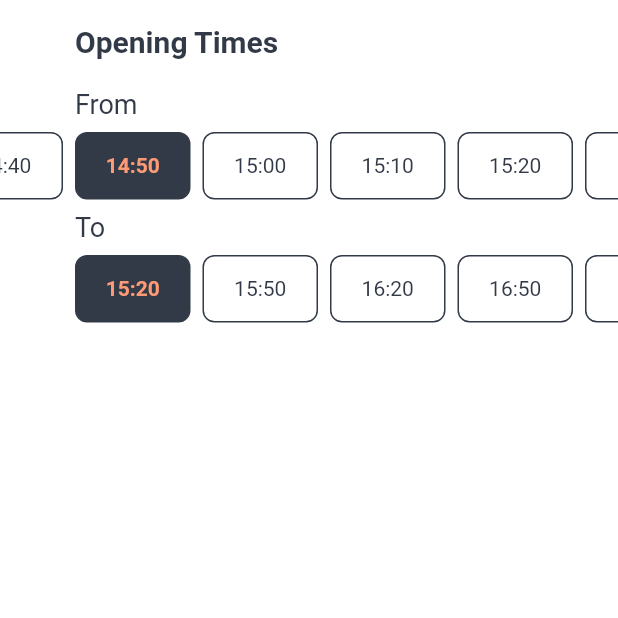
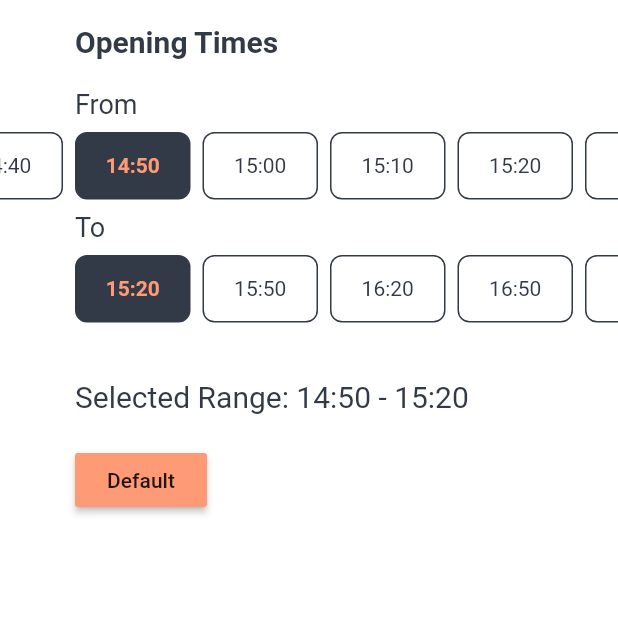
Before and after one commit to muhammadtalhasultan/time_range, a Flutter app: the screen it shows after launch, on a phone screen of 412 x 824 dp, the top half of it. Run offline on Flutter 3.47's test engine with Material 2 defaults, Android fonts, the phone set to English and light mode, and no system bars.

Commit message:
Fix issue #4

```diff
--- a/example/lib/main.dart
+++ b/example/lib/main.dart
@@ -21,11 +21,19 @@ class HomePage extends StatefulWidget {
 class _HomePageState extends State<HomePage> {
   static const orange = Color(0xFFFE9A75);
   static const dark = Color(0xFF333A47);
-  static const gray = Color(0xFF90A8C6);
-
   static const double leftPadding = 50;
 
+  final _defaultTimeRange = TimeRangeResult(
+    TimeOfDay(hour: 14, minute: 50),
+    TimeOfDay(hour: 15, minute: 20),
+  );
   TimeRangeResult _timeRange;
+
+  @override
+  void initState() {
+    super.initState();
+    _timeRange = _defaultTimeRange;
+  }
 
   @override
   Widget build(BuildContext context) {
@@ -42,7 +50,7 @@ class _HomePageState extends State<HomePage> {
                   'Opening Times',
                   style: Theme.of(context)
                       .textTheme
-                      .title
+                      .headline6
                       .copyWith(fontWeight: FontWeight.bold, color: dark),
                 ),
               ),
@@ -65,10 +73,7 @@ class _HomePageState extends State<HomePage> {
                 activeBackgroundColor: dark,
                 firstTime: TimeOfDay(hour: 8, minute: 00),
                 lastTime: TimeOfDay(hour: 20, minute: 00),
-                initialRange: TimeRangeResult(
-                  TimeOfDay(hour: 14, minute: 50),
-                  TimeOfDay(hour: 15, minute: 20),
-                ),
+                initialRange: _timeRange,
                 timeStep: 10,
                 timeBlock: 30,
                 onRangeCompleted: (range) => setState(() => _timeRange = range),
@@ -77,11 +82,22 @@ class _HomePageState extends State<HomePage> {
               if (_timeRange != null)
                 Padding(
                   padding: const EdgeInsets.only(top: 8.0, left: leftPadding),
-                  child: Text(
-                    'Selected Range: ${_timeRange.start.hhmm()} - ${_timeRange.end.hhmm()}',
-                    style: TextStyle(fontSize: 20, color: dark),
+                  child: Column(
+                    crossAxisAlignment: CrossAxisAlignment.start,
+                    children: <Widget>[
+                      Text(
+                        'Selected Range: ${_timeRange.start.hhmm()} - ${_timeRange.end.hhmm()}',
+                        style: TextStyle(fontSize: 20, color: dark),
+                      ),
+                      SizedBox(height: 20),
+                      MaterialButton(
+                        child: Text('Default'),
+                        onPressed: () => setState(() => _timeRange = _defaultTimeRange),
+                        color: orange,
+                      )
+                    ],
                   ),
-                )
+                ),
             ],
           ),
         ));
--- a/lib/time_list.dart
+++ b/lib/time_list.dart
@@ -55,7 +55,8 @@ class _TimeListState extends State<TimeList> {
   void didUpdateWidget(TimeList oldWidget) {
     super.didUpdateWidget(oldWidget);
     if (oldWidget.firstTime != widget.firstTime ||
-        oldWidget.timeStep != widget.timeStep) {
+        oldWidget.timeStep != widget.timeStep ||
+        oldWidget.initialTime != widget.initialTime) {
       _initialData();
       _animateScroll(hours.indexOf(widget.initialTime));
     }
--- a/pubspec.yaml
+++ b/pubspec.yaml
@@ -1,6 +1,6 @@
 name: time_range
 description: Flutter widget for selecting a time range. You can specify the steps between the hours, time blocks that the range must meet and widget colors.
-version: 0.2.0
+version: 0.2.1
 homepage: https://github.com/ikicodedev/time_range.git
 
 environment:
```
Also changed, not shown: lib/time_range.dart (+10 -0 lines), example/pubspec.lock, pubspec.lock, 2 other files.
